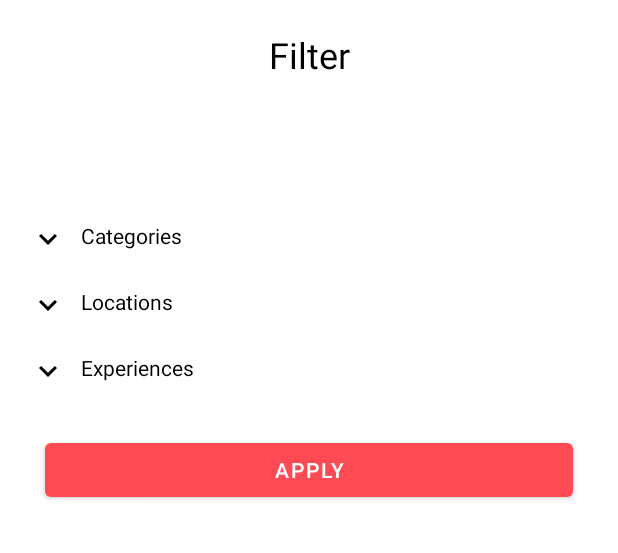
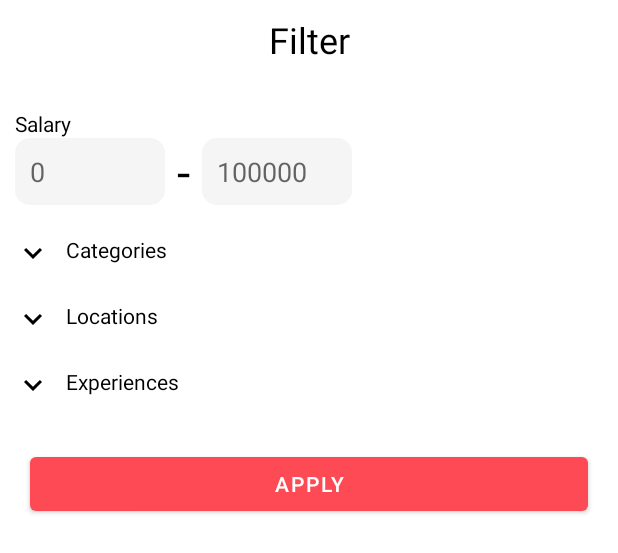
Before and after one commit to styaros/JobBoard, an Android app: the layout bottom_sheet_filter.xml on its own in the app's theme, with its tools: preview values and no code run, on a phone screen of 412 x 824 dp. Shown: the top 553 px of the screen. Run offline under Robolectric (Android 15) with nearby library versions, the phone set to English and light mode, and no system bars; network calls fail.

Commit message:
Add salary filter

```diff
--- a/app/src/main/java/com/example/jobboard/di/ViewModelModule.kt
+++ b/app/src/main/java/com/example/jobboard/di/ViewModelModule.kt
@@ -1,5 +1,6 @@
 package com.example.jobboard.di
 
+import com.example.jobboard.ui.auth.start.StartViewModel
 import com.example.jobboard.ui.auth.login.LoginViewModel
 import com.example.jobboard.ui.main.jobsearch.jobDetails.JobDetailsViewModel
 import com.example.jobboard.ui.main.jobsearch.jobSearch.JobSearchViewModel
@@ -7,6 +8,10 @@ import org.koin.androidx.viewmodel.dsl.viewModel
 import org.koin.dsl.module
 
 val viewModelModule = module {
+
+    viewModel {
+        StartViewModel(get())
+    }
 
     viewModel {
         LoginViewModel(get(), get())
--- a/app/src/main/java/com/example/jobboard/ui/MainActivity.kt
+++ b/app/src/main/java/com/example/jobboard/ui/MainActivity.kt
@@ -7,6 +7,8 @@ import androidx.core.view.isVisible
 import androidx.navigation.fragment.NavHostFragment
 import com.example.jobboard.R
 import com.example.jobboard.databinding.ActivityMainBinding
+import com.example.jobboard.ui.auth.start.StartViewModel
+import org.koin.androidx.viewmodel.ext.android.viewModel
 
 class MainActivity : AppCompatActivity() {
 
--- a/app/src/main/res/layout/bottom_sheet_filter.xml
+++ b/app/src/main/res/layout/bottom_sheet_filter.xml
@@ -7,8 +7,7 @@
         android:layout_width="match_parent"
         android:layout_height="match_parent"
         android:background="@drawable/bottom_sheet_background"
-        android:orientation="vertical"
-        android:padding="10dp">
+        android:orientation="vertical">
 
         <TextView
             android:layout_width="match_parent"
@@ -23,28 +22,63 @@
             android:id="@+id/salary_layout"
             android:layout_width="match_parent"
             android:layout_height="wrap_content"
-            android:padding="10dp">
+            android:padding="10dp"
+            android:layout_marginTop="20dp">
 
             <TextView
+                android:id="@+id/tv_salary"
                 android:layout_width="wrap_content"
                 android:layout_height="wrap_content"
+                android:text="@string/salary"
+                android:textColor="@android:color/black"
                 app:layout_constraintStart_toStartOf="parent"
-                app:layout_constraintTop_toTopOf="parent" />
+                app:layout_constraintTop_toTopOf="parent"
+                app:layout_constraintBottom_toTopOf="@id/et_salary_start"/>
 
             <EditText
+                android:id="@+id/et_salary_start"
+                android:layout_width="100dp"
+                android:layout_height="wrap_content"
+                android:hint="0"
+                android:padding="10dp"
+                android:inputType="number"
+                android:background="@drawable/background_rounded_shape"
+                android:backgroundTint="@color/browser_actions_bg_grey"
+                app:layout_constraintTop_toBottomOf="@id/tv_salary"
+                app:layout_constraintStart_toStartOf="parent"
+                app:layout_constraintEnd_toStartOf="@id/tv_hyphen"
+                app:layout_constraintBottom_toBottomOf="parent"/>
+
+            <TextView
+                android:id="@+id/tv_hyphen"
                 android:layout_width="wrap_content"
                 android:layout_height="wrap_content"
+                android:text=" - "
+                android:textSize="32sp"
+                android:textColor="@android:color/black"
+                app:layout_constraintStart_toEndOf="@id/et_salary_start"
+                app:layout_constraintTop_toTopOf="@id/et_salary_start"
+                app:layout_constraintEnd_toStartOf="@id/et_salary_end"
+                app:layout_constraintBottom_toBottomOf="@id/et_salary_start"/>
+
+            <EditText
+                android:id="@+id/et_salary_end"
+                android:layout_width="100dp"
+                android:layout_height="wrap_content"
+                android:hint="100000"
+                android:padding="10dp"
+                android:inputType="number"
                 android:background="@drawable/background_rounded_shape"
                 android:backgroundTint="@color/browser_actions_bg_grey"
-                app:layout_constraintStart_toStartOf="parent"
-                app:layout_constraintTop_toTopOf="parent" />
+                app:layout_constraintTop_toBottomOf="@id/tv_salary"
+                app:layout_constraintStart_toEndOf="@id/tv_hyphen"
+                app:layout_constraintBottom_toBottomOf="parent"/>
         </androidx.constraintlayout.widget.ConstraintLayout>
 
         <androidx.constraintlayout.widget.ConstraintLayout
             android:id="@+id/categories_layout"
             android:layout_width="match_parent"
-            android:layout_height="wrap_content"
-            android:layout_marginTop="40dp">
+            android:layout_height="wrap_content">
 
             <ImageView
                 android:id="@+id/iv_arrow_categories"
@@ -70,6 +104,8 @@
                 android:id="@+id/category_recycler"
                 android:layout_width="match_parent"
                 android:layout_height="wrap_content"
+                android:visibility="gone"
+                android:nestedScrollingEnabled="false"
                 app:layoutManager="androidx.recyclerview.widget.LinearLayoutManager"
                 app:layout_constraintBottom_toBottomOf="parent"
                 app:layout_constraintEnd_toEndOf="parent"
@@ -107,6 +143,8 @@
                 android:id="@+id/location_recycler"
                 android:layout_width="match_parent"
                 android:layout_height="wrap_content"
+                android:visibility="gone"
+                android:nestedScrollingEnabled="false"
                 app:layoutManager="androidx.recyclerview.widget.LinearLayoutManager"
                 app:layout_constraintBottom_toBottomOf="parent"
                 app:layout_constraintEnd_toEndOf="parent"
@@ -121,7 +159,7 @@
             android:layout_height="wrap_content">
 
             <ImageView
-                android:id="@+id/iv_arrow"
+                android:id="@+id/iv_arrow_experiences"
                 android:layout_width="wrap_content"
                 android:layout_height="wrap_content"
                 android:layout_margin="10dp"
@@ -137,18 +175,20 @@
                 android:layout_margin="10dp"
                 android:text="@string/experiences"
                 android:textColor="@color/black"
-                app:layout_constraintStart_toEndOf="@id/iv_arrow"
+                app:layout_constraintStart_toEndOf="@id/iv_arrow_experiences"
                 app:layout_constraintTop_toTopOf="parent" />
 
             <androidx.recyclerview.widget.RecyclerView
                 android:id="@+id/experience_recycler"
                 android:layout_width="match_parent"
                 android:layout_height="wrap_content"
+                android:visibility="gone"
+                android:nestedScrollingEnabled="false"
                 app:layoutManager="androidx.recyclerview.widget.LinearLayoutManager"
                 app:layout_constraintBottom_toBottomOf="parent"
                 app:layout_constraintEnd_toEndOf="parent"
                 app:layout_constraintStart_toStartOf="parent"
-                app:layout_constraintTop_toBottomOf="@id/iv_arrow" />
+                app:layout_constraintTop_toBottomOf="@id/iv_arrow_experiences" />
 
         </androidx.constraintlayout.widget.ConstraintLayout>
 
--- a/app/src/main/res/values/strings.xml
+++ b/app/src/main/res/values/strings.xml
@@ -26,4 +26,5 @@
     <string name="log_out">Log out</string>
     <string name="delete_account">Delete account</string>
     <string name="needed_experience">Needed experience: %s years</string>
+    <string name="salary">Salary</string>
 </resources>
```
Also changed, not shown: app/src/main/java/com/example/jobboard/ui/auth/start/StartFragment.kt (+9 -1 lines), app/src/main/java/com/example/jobboard/ui/auth/start/StartViewModel.kt (added, +23 -0 lines), app/src/main/java/com/example/jobboard/ui/main/jobsearch/jobSearch/JobSearchFragment.kt (+57 -32 lines), app/src/main/java/com/example/jobboard/ui/main/jobsearch/jobSearch/JobSearchViewModel.kt (+59 -9 lines).
